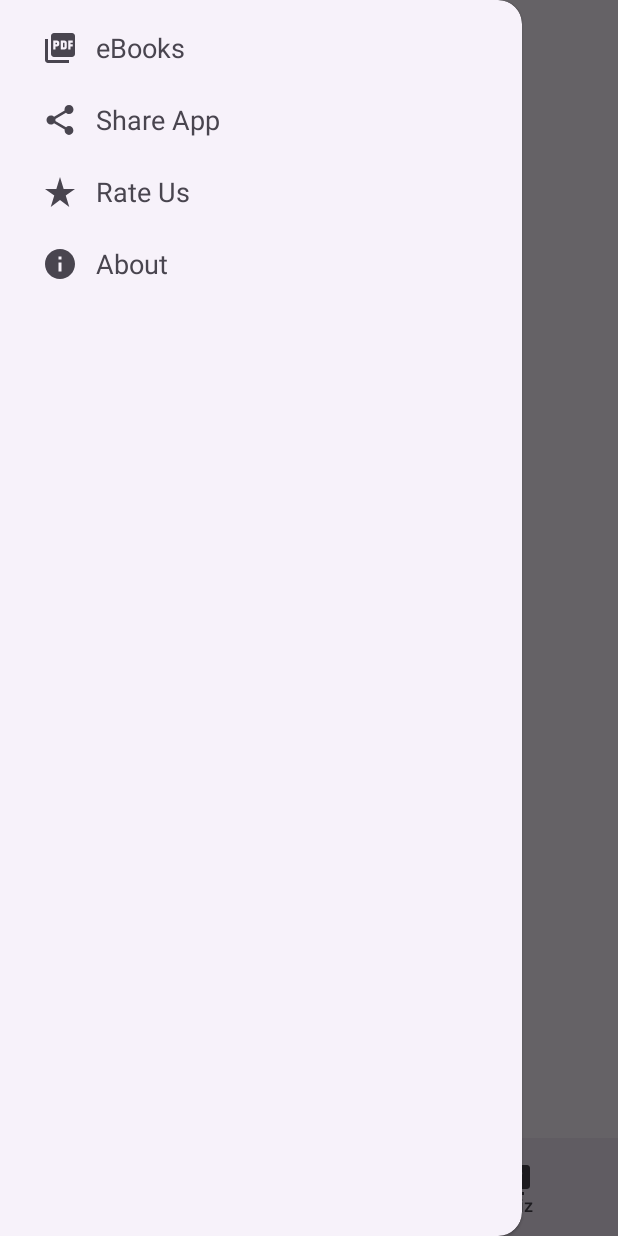
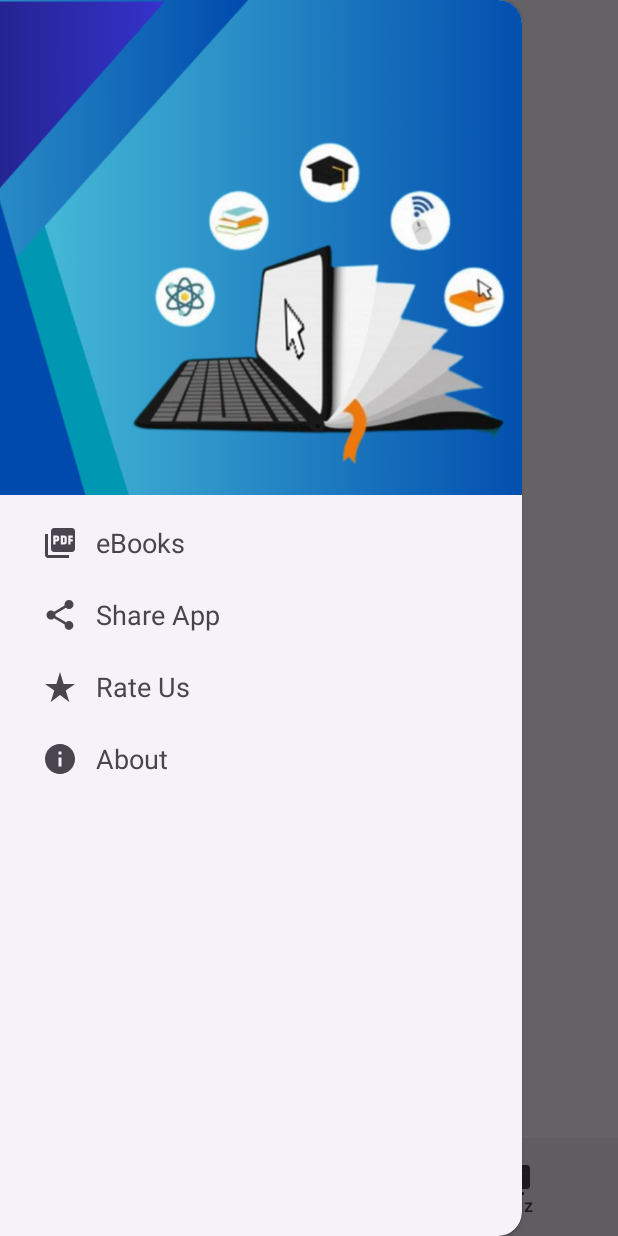
Before and after one commit to ZunaishaN00R/E-Learning-App-in-Java-on-Android-Studio, an Android app: the screen it shows after launch (MainActivity), in the side drawer, after a tap on "About", on a phone screen of 412 x 824 dp. Run offline under Robolectric (Android 15) with nearby library versions, the phone set to English and light mode, and no system bars; our stand-ins replace navigation-ui.

```diff
--- a/app/src/main/java/com/zunaisha/e_learning_app/MainActivity.java
+++ b/app/src/main/java/com/zunaisha/e_learning_app/MainActivity.java
@@ -1,22 +1,30 @@
 package com.zunaisha.e_learning_app;
+import com.zunaisha.e_learning_app.R;
+import com.zunaisha.e_learning_app.R.id;
+import com.zunaisha.e_learning_app.R.id.*;
 
-import androidx.appcompat.app.ActionBar;
 
+import androidx.annotation.NonNull;
 import androidx.appcompat.app.ActionBarDrawerToggle;
 import androidx.appcompat.app.AppCompatActivity;
+import androidx.appcompat.widget.Toolbar;
 import androidx.drawerlayout.widget.DrawerLayout;
 import androidx.navigation.NavController;
 import androidx.navigation.Navigation;
 import androidx.navigation.ui.NavigationUI;
 
 import android.os.Bundle;
+import android.view.MenuItem;
+import android.widget.Toast;
+
 import com.google.android.material.bottomnavigation.BottomNavigationView;
 import com.google.android.material.navigation.NavigationView;
 
-public class MainActivity extends AppCompatActivity {
+public class MainActivity extends AppCompatActivity implements NavigationView.OnNavigationItemSelectedListener{
     private DrawerLayout drawerLayout;
     private ActionBarDrawerToggle toggle;
-    NavigationView navigationView;
+    private Toolbar toolbar;
+    private NavigationView navigationView;
     private BottomNavigationView bottomNavigationView;
     private NavController navController;
     @Override
@@ -25,20 +33,77 @@ public class MainActivity extends AppCompatActivity {
         setContentView(R.layout.activity_main);
         drawerLayout = findViewById(R.id.my_drawer);
         navigationView = findViewById(R.id.navigation_view);
+        toolbar = findViewById(R.id.toolbar);
+        bottomNavigationView = findViewById(R.id.bottom_navigation);
 
+
+
+        setSupportActionBar(toolbar);
         toggle = new ActionBarDrawerToggle(this, drawerLayout , R.string.open , R.string.close);
         drawerLayout.addDrawerListener(toggle);
         toggle.syncState();
 
-//        getSupportActionBar().setDisplayHomeAsUpEnabled(true);
+        getSupportActionBar().setDisplayHomeAsUpEnabled(true);
+        navigationView.setNavigationItemSelectedListener(this);
 
-        ActionBar actionBar = getSupportActionBar();
-        if (actionBar != null) {
-            actionBar.setDisplayHomeAsUpEnabled(true);
-        }
-        bottomNavigationView = findViewById(R.id.bottom_navigation);
-        navController = Navigation.findNavController(this,R.id.main_fragment);
-        NavigationUI.setupWithNavController(bottomNavigationView,navController);
+        navController = Navigation.findNavController(this, R.id.main_fragment);
+//        NavigationUI.setupWithNavController(navigationView, navController);
+        NavigationUI.setupWithNavController(bottomNavigationView, navController);
+
     }
 
+    @Override
+    public boolean onOptionsItemSelected(@NonNull MenuItem item) {
+        if (toggle.onOptionsItemSelected(item))
+            return true;
+        return super.onOptionsItemSelected(item);
+    }
+
+    @Override
+    public boolean onNavigationItemSelected(@NonNull MenuItem menuItem) {
+        int itemId = menuItem.getItemId();
+
+        if (itemId == R.id.pdf) {
+            Toast.makeText(this, "EBook", Toast.LENGTH_SHORT).show();
+        } else if (itemId == R.id.share) {
+            Toast.makeText(this, "Share", Toast.LENGTH_SHORT).show();
+        } else if (itemId == R.id.rate) {
+            Toast.makeText(this, "Rate", Toast.LENGTH_SHORT).show();
+        } else if (itemId == R.id.about) {
+            Toast.makeText(this, "About", Toast.LENGTH_SHORT).show();
+        }
+        else{
+            Toast.makeText(this, "Click Wrong", Toast.LENGTH_SHORT).show();
+        }
+
+        return true;
+    }
+
+
+//    @Override
+//    public boolean onNavigationItemSelected(@NonNull MenuItem item) {
+//        return false;
+//    }
+
+
+//    @Override
+//    public boolean onNavigationItemSelected(@NonNull MenuItem menuItem) {
+//
+//
+////        switch (menuItem.getItemId()){
+////            case R.id.pdf:
+////                Toast.makeText(this, "EBook", Toast.LENGTH_SHORT).show();
+////                break;
+////            case R.id.share:
+////                Toast.makeText(this, "Share", Toast.LENGTH_SHORT).show();
+////                break;
+////            case R.id.rate:
+////                Toast.makeText(this, "Rate", Toast.LENGTH_SHORT).show();
+////                break;
+////            case R.id.about:
+////                Toast.makeText(this, "About", Toast.LENGTH_SHORT).show();
+////                break;
+////        }
+//        return true;
+//    }
 }
--- a/app/src/main/res/layout/activity_main.xml
+++ b/app/src/main/res/layout/activity_main.xml
@@ -8,9 +8,14 @@
     android:id="@+id/my_drawer"
     tools:context=".MainActivity">
 
+
     <androidx.constraintlayout.widget.ConstraintLayout
         android:layout_width="match_parent"
         android:layout_height="match_parent">
+
+        <include
+            android:id="@+id/toolbar"
+            layout="@layout/toolbar_layout" />
 
         <fragment
             android:id="@+id/main_fragment"
@@ -45,6 +50,7 @@
         android:fitsSystemWindows="true"
         android:layout_gravity="start"
         app:menu="@menu/nav_drawer"
+        app:headerLayout="@layout/nav_header_layout"
         app:itemTextAppearance="?android:attr/textAppearanceMedium"/>
 
 </androidx.drawerlayout.widget.DrawerLayout>
--- /dev/null
+++ b/app/src/main/res/layout/nav_header_layout.xml
@@ -0,0 +1,14 @@
+<?xml version="1.0" encoding="utf-8"?>
+<LinearLayout
+    xmlns:android="http://schemas.android.com/apk/res/android"
+    android:orientation="vertical"
+    android:layout_width="match_parent"
+    android:layout_height="330dp">
+
+    <ImageView
+        android:layout_width="match_parent"
+        android:layout_height="match_parent"
+        android:src="@drawable/book"
+        android:scaleType="centerCrop"/>
+
+</LinearLayout>
--- a/app/src/main/res/layout/splash_screen.xml
+++ b/app/src/main/res/layout/splash_screen.xml
@@ -6,7 +6,6 @@
     android:layout_width="match_parent"
     android:layout_height="match_parent"
     tools:context=".SplashScreen">
-
 
     <ImageView
         android:id="@+id/splash_logo"
--- a/app/src/main/res/values/colors.xml
+++ b/app/src/main/res/values/colors.xml
@@ -2,4 +2,5 @@
 <resources>
     <color name="black">#FF000000</color>
     <color name="white">#FFFFFFFF</color>
+    <color name="pink">#F20F4CA6</color>
 </resources>
```
Also changed, not shown: app/src/main/res/layout/toolbar_layout.xml (added, +10 -0 lines), app/src/main/res/drawable/book.png (added).
